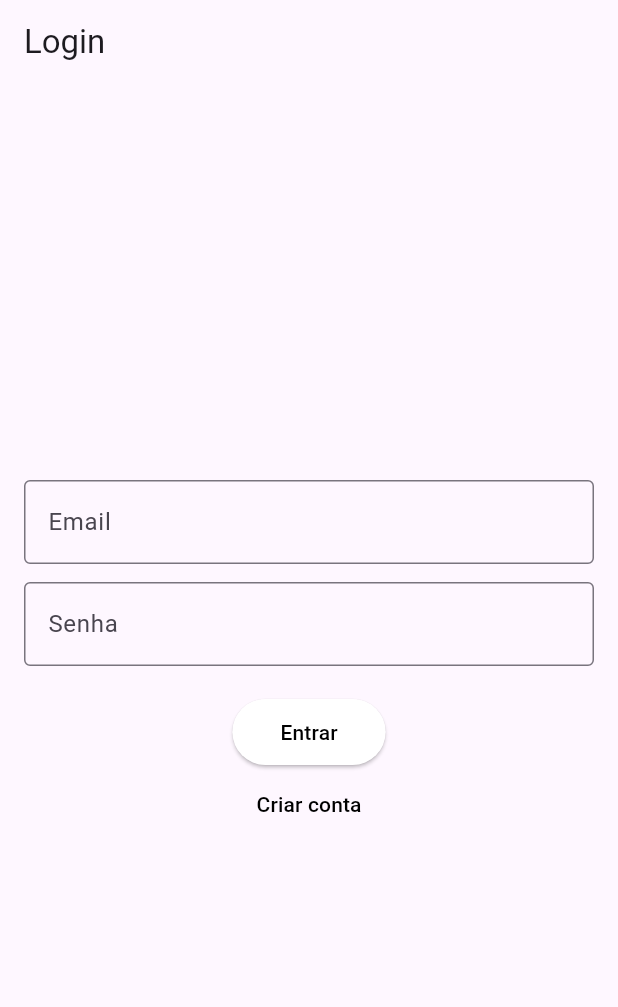
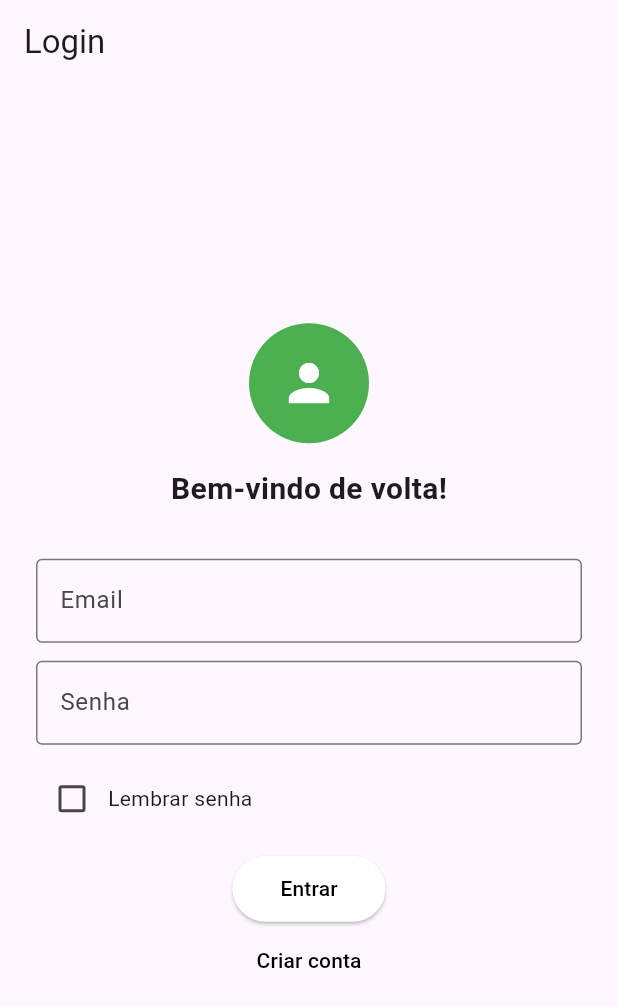
Before and after one commit to MrLucasjoel/-Devs2Blu_Tela_Login, a Flutter app: the screen it shows after launch, on a phone screen of 412 x 824 dp. Shown: the top 1007 px of the screen. Run offline on Flutter 3.47's test engine with Material 3 defaults, Android fonts, the phone set to English and light mode, and no system bars.

Commit message:
upgrade tela de login

```diff
--- a/lib/src/view/login_view.dart
+++ b/lib/src/view/login_view.dart
@@ -14,6 +14,7 @@ class _LoginViewState extends State<LoginView> {
   final controller = AuthController();
   final emailController = TextEditingController();
   final passwordController = TextEditingController();
+  bool _rememberMe = false;
 
   void _login() {
     if (_formKey.currentState!.validate()) {
@@ -29,8 +30,13 @@ class _LoginViewState extends State<LoginView> {
           context: context,
           builder: (_) => AlertDialog(
             title: const Text('Erro'),
-            content: const Text('Credenciais inválidas'),
-            actions: [TextButton(onPressed: () => Navigator.pop(context), child: const Text('OK'))],
+            content: const Text('Email ou senha inválidos'),
+            actions: [
+              TextButton(
+                onPressed: () => Navigator.pop(context),
+                child: const Text('OK'),
+              )
+            ],
           ),
         );
       }
@@ -40,7 +46,7 @@ class _LoginViewState extends State<LoginView> {
   String? _validateEmail(String? value) {
     if (value == null || value.isEmpty) return 'Informe o email';
     final emailRegex = RegExp(r'^[\w-.]+@([\w-]+\.)+[\w]{2,4}$');
-    if (!emailRegex.hasMatch(value)) return 'Email inválido';
+    if (!emailRegex.hasMatch(value)) return 'Email ou senha inválido';
     return null;
   }
 
@@ -56,11 +62,28 @@ class _LoginViewState extends State<LoginView> {
       appBar: AppBar(title: const Text("Login")),
       body: Center(
         child: SingleChildScrollView(
-        padding: const EdgeInsets.all(16.0),
+          padding: const EdgeInsets.all(24.0),
           child: Form(
             key: _formKey,
+            child: ConstrainedBox(
+              constraints: const BoxConstraints(maxWidth: 400),
               child: Column(
+                mainAxisAlignment: MainAxisAlignment.center,
                 children: [
+                  const CircleAvatar(
+                    radius: 40,
+                    backgroundColor: Colors.green,
+                    child: Icon(Icons.person, size: 40, color: Colors.white),
+                  ),
+                  const SizedBox(height: 16),
+                  const Text(
+                    'Bem-vindo de volta!',
+                    style: TextStyle(
+                      fontSize: 20,
+                      fontWeight: FontWeight.bold,
+                    ),
+                  ),
+                  const SizedBox(height: 32),
                   CustomTextField(
                     label: "Email",
                     controller: emailController,
@@ -73,17 +96,38 @@ class _LoginViewState extends State<LoginView> {
                     obscure: true,
                     validator: _validatePassword,
                   ),
-              const SizedBox(height: 20),
-              ElevatedButton(onPressed: _login, child: const Text("Entrar")),
+                  const SizedBox(height: 12),
+
+                  // Lembrar senha
+                  Row(
+                    children: [
+                      Checkbox(
+                        value: _rememberMe,
+                        onChanged: (value) {
+                          setState(() {
+                            _rememberMe = value ?? false;
+                          });
+                        },
+                      ),
+                      const Text('Lembrar senha'),
+                    ],
+                  ),
+                  const SizedBox(height: 12),
+                  ElevatedButton(
+                    onPressed: _login,
+                    child: const Text("Entrar"),
+                  ),
                   TextButton(
-                onPressed: () => Navigator.pushNamed(context, '/register'),
+                    onPressed: () =>
+                        Navigator.pushNamed(context, '/register'),
                     child: const Text("Criar conta"),
-              )
+                  ),
                 ],
               ),
             ),
           ),
-      )
+        ),
+      ),
     );
   }
 }
```
Lines whose indentation alone changed are shown as unchanged.
